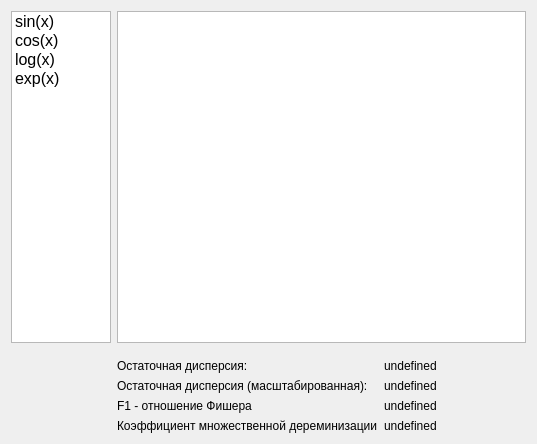
This is statapp/ui/transform_polynom_window.ui in shizand/statapp as Qt 5 draws it before an edit. The edited form follows.
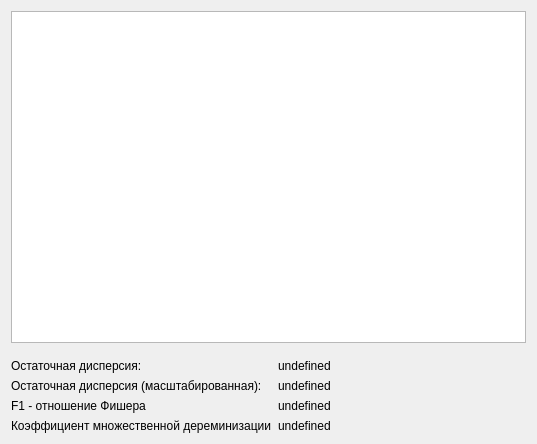
This is the edited form.

Diff of the .ui file:
```diff
--- a/statapp/ui/transform_polynom_window.ui
+++ b/statapp/ui/transform_polynom_window.ui
@@ -14,24 +14,7 @@
    <string>Полином</string>
   </property>
   <layout class="QGridLayout" name="gridLayout_2">
-   <item row="0" column="7">
-    <layout class="QGridLayout" name="gridLayout">
-     <item row="1" column="3">
-      <widget class="QTableView" name="tableView">
-       <attribute name="horizontalHeaderMinimumSectionSize">
-        <number>40</number>
-       </attribute>
-       <attribute name="verticalHeaderMinimumSectionSize">
-        <number>40</number>
-       </attribute>
-       <attribute name="verticalHeaderDefaultSectionSize">
-        <number>40</number>
-       </attribute>
-      </widget>
-     </item>
-    </layout>
-   </item>
-   <item row="1" column="7">
+   <item row="1" column="6">
     <layout class="QGridLayout" name="polynomResult">
      <property name="topMargin">
       <number>10</number>
@@ -94,49 +77,22 @@
      </item>
     </layout>
    </item>
-   <item row="0" column="0">
-    <widget class="QListWidget" name="listTransforms">
-     <property name="minimumSize">
-      <size>
-       <width>100</width>
-       <height>0</height>
-      </size>
-     </property>
-     <property name="maximumSize">
-      <size>
-       <width>100</width>
-       <height>16777215</height>
-      </size>
-     </property>
-     <property name="font">
-      <font>
-       <pointsize>12</pointsize>
-      </font>
-     </property>
-     <property name="viewMode">
-      <enum>QListView::ListMode</enum>
-     </property>
-     <item>
-      <property name="text">
-       <string>sin(x)</string>
-      </property>
+   <item row="0" column="6">
+    <layout class="QGridLayout" name="gridLayout">
+     <item row="1" column="3">
+      <widget class="QTableView" name="tableView">
+       <attribute name="horizontalHeaderMinimumSectionSize">
+        <number>40</number>
+       </attribute>
+       <attribute name="verticalHeaderMinimumSectionSize">
+        <number>40</number>
+       </attribute>
+       <attribute name="verticalHeaderDefaultSectionSize">
+        <number>40</number>
+       </attribute>
+      </widget>
      </item>
-     <item>
-      <property name="text">
-       <string>cos(x)</string>
-      </property>
-     </item>
-     <item>
-      <property name="text">
-       <string>log(x)</string>
-      </property>
-     </item>
-     <item>
-      <property name="text">
-       <string>exp(x)</string>
-      </property>
-     </item>
-    </widget>
+    </layout>
    </item>
   </layout>
  </widget>
```
